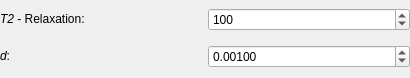
Above: Plugins/org.mitk.gui.qt.diffusionimaging/src/QmitkBallModelParametersWidgetControls.ui from MITK/MITK before the change. Below: the same form after it.
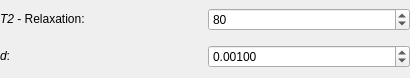
That is the form after the change.

What changed in the file:
```diff
--- a/Plugins/org.mitk.gui.qt.diffusionimaging/src/QmitkBallModelParametersWidgetControls.ui
+++ b/Plugins/org.mitk.gui.qt.diffusionimaging/src/QmitkBallModelParametersWidgetControls.ui
@@ -46,7 +46,7 @@
       <number>10000</number>
      </property>
      <property name="value">
-      <number>100</number>
+      <number>80</number>
      </property>
     </widget>
    </item>
```
